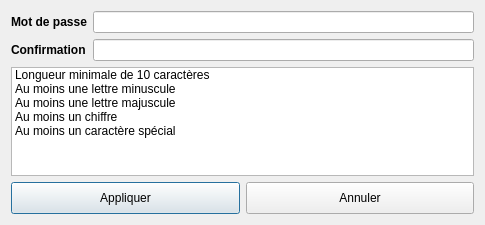
introlab/openteraplus, file client/src/dialogs/PasswordStrengthDialog.ui: the form before one commit.
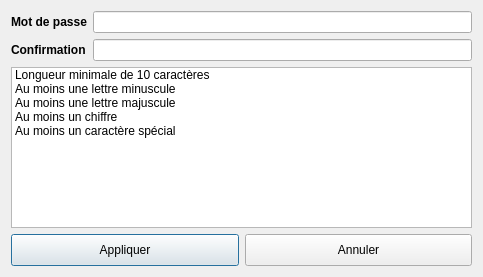
The form after the commit. Icons and pictures are not drawn.

Commit message: Fix layout for mac

Diff of the .ui file:
```diff
--- a/client/src/dialogs/PasswordStrengthDialog.ui
+++ b/client/src/dialogs/PasswordStrengthDialog.ui
@@ -6,8 +6,8 @@
    <rect>
     <x>0</x>
     <y>0</y>
-    <width>485</width>
-    <height>225</height>
+    <width>483</width>
+    <height>277</height>
    </rect>
   </property>
   <property name="minimumSize">
```
